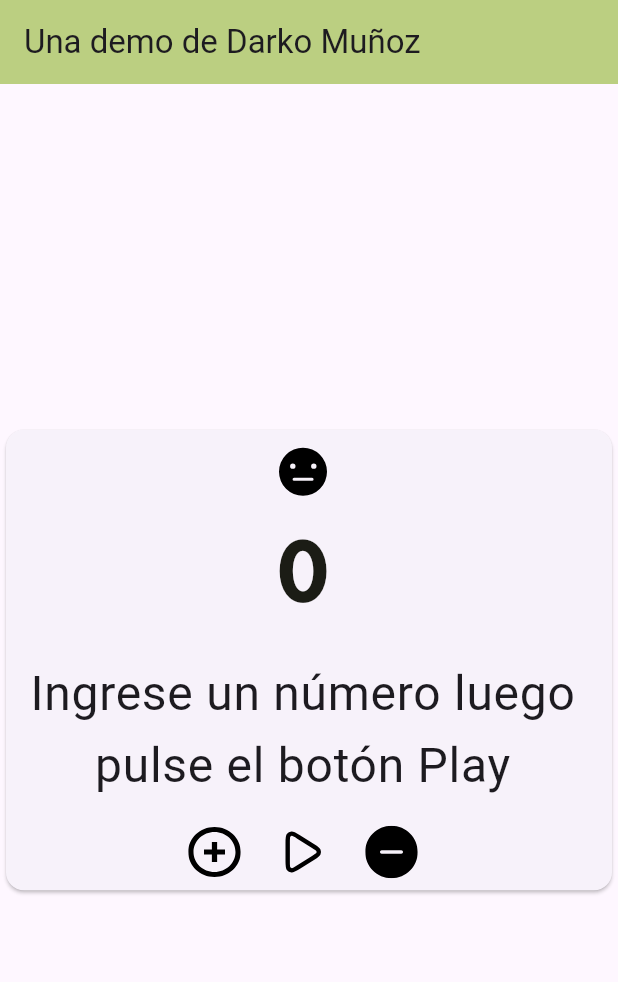
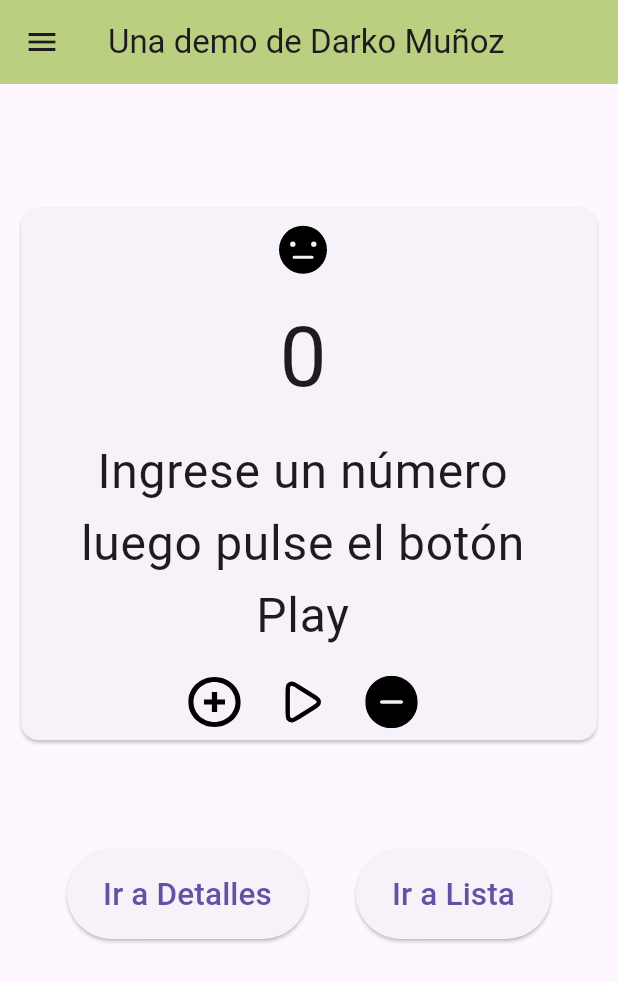
Before and after one commit to AbsoPrime/lab3-DispMov, a Flutter app: the screen it shows after launch, on a phone screen of 412 x 824 dp. Shown: the top 982 px of the screen. Run offline on Flutter 3.47's test engine with Material 3 defaults, Android fonts, the phone set to English and light mode, and no system bars; our stand-ins replace flutter_svg.

Commit message:
Lab6 Terminado
Incorpora todo lo necesario. 2 pantallas más, una con información, otra con información en una lista.

```diff
--- a/lab3_dispmovdarko/lib/main.dart
+++ b/lab3_dispmovdarko/lib/main.dart
@@ -1,5 +1,5 @@
 import 'package:flutter/material.dart';
-import 'pages/pantalla.dart';
+import 'pages/pantalla_principal.dart';
 
 void main() {
   runApp(const MiPantalla());
--- a/lab3_dispmovdarko/lib/pages/pantalla.dart
+++ /dev/null
@@ -1,202 +0,0 @@
-import 'package:flutter/material.dart';
-import 'package:flutter_svg/flutter_svg.dart';
-import 'package:flutter_svg/svg.dart';
-
-class MiPantalla extends StatelessWidget{
-
-  const MiPantalla({super.key});
-
-  @override
-  Widget build(BuildContext context) {
-    return MaterialApp(
-      title: 'Una demo de darko',
-      theme: ThemeData(
-        fontFamily: 'Custom',
-        colorScheme: ColorScheme.fromSeed(seedColor: const Color.fromRGBO(204, 255, 0, 0.5)),
-        useMaterial3: true,
-      ),
-      home: const MyHomePage(title: 'Flutter Demo Home Page'),
-    );
-  }
-
-}
-
-class MyHomePage extends StatefulWidget {
-  const MyHomePage({super.key, required this.title});
-
-  final String title;
-
-  @override
-  State<MyHomePage> createState() => _MiPantalla();
-}
-
-class _MiPantalla extends State<MyHomePage> {
-  int _counter = 0;
-  final String undoIcon = 'assets/icons/redoIcon2.svg';
-  final String plusIcon = 'assets/icons/plus.svg';
-  final String minusIcon = 'assets/icons/minus.svg';
-  final String playIcon = 'assets/icons/playIcon.svg';
-
-  final String happyIcon = 'assets/icons/happyFace.svg';
-  final String sadIcon = 'assets/icons/sadFace.svg';
-  final String neutralIcon = 'assets/icons/neutralFace.svg';
-  String statusIcon = 'assets/icons/neutralFace.svg';
-
-  String message = "Ingrese un número luego pulse el botón Play";
-
-  void _incrementCounter() {
-    setState(() {
-      _counter++;
-      if (_counter > 15){
-
-      }
-    });
-  }
-
-  void _decrementCounter() {
-    setState(() {
-      _counter--;
-    });
-  }
-
-  void _resetCounter() {
-    setState(() {
-      _counter = 0;
-    });
-  }
-
-  void _update(){
-    setState(() {
-      if (_counter == 10){
-        message = "Derrota";
-        statusIcon = sadIcon;
-      }
-      else if (_counter == 15){
-        message = "Victoria";
-        statusIcon = happyIcon;
-      }
-      else{
-        message = "Ingrese un número luego pulse el botón Play";
-        statusIcon = neutralIcon;
-      }
-    });
-  }
-
-  @override
-  Widget build(BuildContext context){
-    return MaterialApp(
-      home: Scaffold(
-        appBar: AppBar(
-            backgroundColor: Theme.of(context).colorScheme.inversePrimary,
-            title: const Text("Una demo de Darko Muñoz"),
-        ),
-        body: Center(
-          child: Card(
-            child: Column(
-              mainAxisSize: MainAxisSize.min,
-              children: <Widget>[
-                //Icono
-                ListTile(
-                  title: SvgPicture.asset(statusIcon)
-                ),
-                //Contador
-                ListTile(
-                  title: Text('$_counter',
-                        style: Theme.of(context).textTheme.headlineMedium,
-                        textAlign: TextAlign.center,
-                        textScaler: const TextScaler.linear(2)),
-                ),
-                //Mensaje
-                ListTile(
-                  title: Text(message,
-                    textAlign: TextAlign.center,
-                    textScaler: const TextScaler.linear(2)),
-                ),
-                //Botones
-                Row(
-                  mainAxisAlignment: MainAxisAlignment.center,
-                  children: <Widget>[
-                    IconButton(
-                      icon: SvgPicture.asset(plusIcon,
-                            width: 35,
-                            height: 35,),
-                      onPressed: () {_incrementCounter();},
-                    ),
-                    const SizedBox(width: 8),
-                    IconButton(
-                      icon: SvgPicture.asset(playIcon,
-                            width: 35,
-                            height: 35,),
-                      onPressed: () {_update();
-                                      _resetCounter();},
-                    ),
-                    const SizedBox(width: 8),
-                    IconButton(
-                      icon: SvgPicture.asset(minusIcon,
-                            width: 35,
-                            height: 35,),
-                      onPressed: () {_decrementCounter();},
-                    ),
-                    const SizedBox(width: 8),
-                  ],
-                ),
-              ]
-            )
-          )
-        )
-      )
-    );
-  }
-
-  /*
-  Widget build(BuildContext context) {
-      return Scaffold(
-      appBar: AppBar(
-        backgroundColor: Theme.of(context).colorScheme.inversePrimary,
-        title: const Text("Una demo de Darko Muñoz"),
-      ),
-      body: Center(
-
-
-          mainAxisAlignment: MainAxisAlignment.center,
-          children: <Widget>[
-            const Text(
-              'Has pulsado el botón ésta cantidad de pulsaciones:',
-            ),
-            Text(
-              '$_counter',
-              style: Theme.of(context).textTheme.headlineMedium,
-            ),
-          ],
-        ),
-      ),
-      persistentFooterButtons: <Widget>[
-        IconButton(
-          onPressed: _incrementCounter,
-          icon: SvgPicture.asset(plusIcon,
-          width: 35,
-          height: 35,)),
-        const SizedBox(width: 5),
-        IconButton(
-          onPressed: _decrementCounter,
-          icon: SvgPicture.asset(minusIcon)),
-      ],
-      floatingActionButton: Padding(
-        padding: const EdgeInsets.only(left: 30),
-        child: Row(
-          crossAxisAlignment: CrossAxisAlignment.end,
-          children: [
-            Expanded(child: Container()),
-            FloatingActionButton(
-              onPressed: _resetCounter,
-              tooltip: 'Reset',
-              child: SvgPicture.asset(undoIcon,
-              height: 35,
-              width: 35),
-            ),
-          ],
-        ),
-      )
-    );
-  }*/
-}
--- /dev/null
+++ b/lab3_dispmovdarko/lib/pages/pantalla_principal.dart
@@ -0,0 +1,354 @@
+// ignore_for_file: file_names
+
+import 'package:flutter/material.dart';
+import 'package:flutter_svg/flutter_svg.dart';
+import 'package:flutter_svg/svg.dart';
+
+int _counter = 0;
+const String undoIcon = 'assets/icons/redoIcon2.svg';
+const String plusIcon = 'assets/icons/plus.svg';
+const String minusIcon = 'assets/icons/minus.svg';
+const String playIcon = 'assets/icons/playIcon.svg';
+const String happyIcon = 'assets/icons/happyFace.svg';
+const String sadIcon = 'assets/icons/sadFace.svg';
+const String neutralIcon = 'assets/icons/neutralFace.svg';
+const String detailIcon = 'assets/icons/detailIcon.svg';
+const String listDetailIcon = 'assets/icons/listDetIcon.svg';
+
+String statusIcon = 'assets/icons/neutralFace.svg';
+String message = "Ingrese un número luego pulse el botón Play";
+
+const String textInfo = "Este es un programa hecho en Flutter y Dart,"
+" con un par de pantallas para navegar.";
+const String listInfo1 = " Un contador con botones";
+const String listInfo2 = " Un menú con detalles";
+const String listInfo3 = " Otro menú con detalles enlistados";
+
+String bullet = "\u2022";
+
+class MiPantalla extends StatelessWidget{
+
+  const MiPantalla({super.key});
+
+  @override
+  Widget build(BuildContext context) {
+    return MaterialApp(
+      title: 'Una demo de darko',
+      theme: ThemeData(
+        fontFamily: 'Custom',
+        colorScheme: ColorScheme.fromSeed(seedColor: const Color.fromRGBO(204, 255, 0, 0.5)),
+        useMaterial3: true,
+      ),
+      home: const MyHomePage(title: 'Flutter Demo Home Page'),
+
+    );
+  }
+
+}
+
+class MyHomePage extends StatefulWidget {
+  const MyHomePage({super.key, required this.title});
+
+  final String title;
+
+  @override
+  State<MyHomePage> createState() => _MiPantalla();
+}
+
+class _MiPantalla extends State<MyHomePage> {
+
+
+  void _incrementCounter() {
+    setState(() {
+      _counter++;
+      if (_counter > 15){
+
+      }
+    });
+  }
+
+  void _decrementCounter() {
+    setState(() {
+      _counter--;
+    });
+  }
+
+  void _resetCounter() {
+    setState(() {
+      _counter = 0;
+    });
+  }
+
+  void _toPage(int page){
+    setState(() {
+      switch (page){
+        case 1:
+          Navigator.push(context, MaterialPageRoute(builder: (context) => const Detail()));
+        break;
+        case 2:
+          Navigator.push(context, MaterialPageRoute(builder: (context) => const ListDetail()));
+        break;
+      }
+    });
+  }
+
+  void _update(){
+    setState(() {
+      if (_counter == 10){
+        message = "Derrota";
+        statusIcon = sadIcon;
+      }
+      else if (_counter == 15){
+        message = "Victoria";
+        statusIcon = happyIcon;
+      }
+      else{
+        message = "Ingrese un número luego pulse el botón Play";
+        statusIcon = neutralIcon;
+      }
+    });
+  }
+
+  @override
+  Widget build(BuildContext context){
+    return MaterialApp(
+      home: Scaffold(
+        appBar: AppBar(
+            backgroundColor: Theme.of(context).colorScheme.inversePrimary,
+            title: const Text("Una demo de Darko Muñoz", textAlign: TextAlign.start,),
+        ),
+        body: LayoutBuilder(
+          builder:(context, constraints) => ListView(
+            padding: const EdgeInsets.all(10),
+            children: <Widget>[
+              Container(
+                constraints: const BoxConstraints(
+                  minHeight: 500,
+                ),
+                child: Center(
+                  child: Card(
+                    child: Column(
+                      mainAxisSize: MainAxisSize.min,
+                      children: <Widget>[
+                        //Icono
+                        ListTile(
+                          title: SvgPicture.asset(statusIcon)
+                        ),
+                        //Contador
+                        ListTile(
+                          title: Text('$_counter',
+                                style: Theme.of(context).textTheme.headlineMedium,
+                                textAlign: TextAlign.center,
+                                textScaler: const TextScaler.linear(2)),
+                        ),
+                        //Mensaje
+                        ListTile(
+                          title: Text(message,
+                            textAlign: TextAlign.center,
+                            textScaler: const TextScaler.linear(2)),
+                        ),
+                        //Botones
+                        Row(
+                          mainAxisAlignment: MainAxisAlignment.center,
+                          children: <Widget>[
+                            IconButton(
+                              icon: SvgPicture.asset(plusIcon,
+                                    width: 35,
+                                    height: 35,),
+                              onPressed: () {_incrementCounter();},
+                            ),
+                            const SizedBox(width: 8),
+                            IconButton(
+                              icon: SvgPicture.asset(playIcon,
+                                    width: 35,
+                                    height: 35,),
+                              onPressed: () {_update();
+                                              _resetCounter();},
+                            ),
+                            const SizedBox(width: 8),
+                            IconButton(
+                              icon: SvgPicture.asset(minusIcon,
+                                    width: 35,
+                                    height: 35,),
+                              onPressed: () {_decrementCounter();},
+                            ),
+                            const SizedBox(width: 8),
+                          ],
+                        ),
+                      ]
+                    )
+                  )
+                ),
+              ),
+              Row(
+                mainAxisAlignment: MainAxisAlignment.center,
+                mainAxisSize: MainAxisSize.max,
+                children: <Widget>[
+                  ElevatedButton(
+                    style: ElevatedButton.styleFrom(
+                      foregroundColor: Theme.of(context).colorScheme.primary,
+                      minimumSize: const Size(102, 60)
+                    ),
+                    child: const Text(
+                      'Ir a Detalles',
+                      textScaler: TextScaler.linear(1.5),
+                      ),
+                    onPressed: (){_toPage(1);},
+                  ),
+                  const SizedBox(width: 32),
+                  ElevatedButton(
+                    style: ElevatedButton.styleFrom(
+                      foregroundColor: Theme.of(context).colorScheme.primary,
+                      minimumSize: const Size(102, 60)
+                    ),
+                    child: const Text(
+                      'Ir a Lista',
+                      textScaler: TextScaler.linear(1.5)
+                      ),
+                    onPressed: (){_toPage(2);},
+                  ),
+                ],
+              ),
+            ],
+          ),
+        ),
+        drawer: Drawer(
+          child: ListView(
+            padding: const EdgeInsets.all(0),
+            children: [
+              DrawerHeader(
+                decoration: BoxDecoration(
+                  color: Theme.of(context).colorScheme.inversePrimary,
+                ),
+                child: const Text('Menú', textDirection: TextDirection.rtl,),
+              ),
+              Card(
+                child: ListTile(
+                        title: const Text('Detalles'),
+                        onTap: () {_toPage(1);},
+                      ),
+              ),
+              Card(
+                child: ListTile(
+                      title: const Text('Lista de Detalles'),
+                      onTap: () {_toPage(2);},
+                    )
+              )
+            ]
+          )
+        ),
+      )
+    );
+  }
+}
+
+class Detail extends StatelessWidget{
+  const Detail({super.key});
+
+  @override
+  Widget build(BuildContext context){
+    return MaterialApp(
+      home: Scaffold(
+        appBar: AppBar(
+          backgroundColor: Theme.of(context).colorScheme.inversePrimary,
+          title: const Text("Detalles"),
+        ),
+        body: Column(
+          children: [
+            const SizedBox(height: 200),
+            const SizedBox(
+              width: 300,
+              height: 300,
+              child: Text(
+                textInfo,
+                textScaler: TextScaler.linear(2),
+                textAlign: TextAlign.center,
+              ),
+            ),
+            Expanded(child: ListView()),
+            ElevatedButton(
+              style: ElevatedButton.styleFrom(
+                  foregroundColor: Theme.of(context).colorScheme.primary,
+                  elevation: 1,
+                  minimumSize: const Size(100, 50)
+              ),
+              onPressed: () {Navigator.pop(context);},
+              child: const Text('Volver', textScaler: TextScaler.linear(1.5),),
+            ),
+            const SizedBox(height: 20)
+          ],
+        )
+      )
+    );
+  }
+}
+
+class ListDetail extends StatelessWidget{
+  const ListDetail({super.key});
+
+  @override
+  Widget build(BuildContext context){
+    return MaterialApp(
+      home: Scaffold(
+        appBar: AppBar(
+          backgroundColor: Theme.of(context).colorScheme.inversePrimary,
+          title: const Text("Lista de Detalles"),
+        ),
+        body: ListView(
+          children: <Widget>[
+            const SizedBox(height: 80),
+            UnconstrainedBox(
+              child: SizedBox(
+                width: 150,
+                height: 60,
+                child: ElevatedButton(
+                  style: ElevatedButton.styleFrom(
+                      foregroundColor: Theme.of(context).colorScheme.primary,
+                      elevation: 1,
+                  ),
+                  onPressed: () {Navigator.pop(context);},
+                  child: const Text('Volver', textScaler: TextScaler.linear(1.5),),
+                ),
+              ),
+            ),
+            const SizedBox(height: 50),
+            Text(
+              bullet + listInfo1,
+              textScaler: const TextScaler.linear(1.5),
+              textAlign: TextAlign.center,
+            ),
+            Text(
+              bullet + listInfo2,
+              textScaler: const TextScaler.linear(1.5),
+              textAlign: TextAlign.center,
+            ),
+            Text(
+              bullet + listInfo3,
+              textScaler: const TextScaler.linear(1.5),
+              textAlign: TextAlign.center,
+            ),
+          ],
+        )
+
+      )
+    );
+  }
+}
+
+/*
+Column(
+          children: [
+            const SizedBox(height: 50),
+            ElevatedButton(
+              style: ElevatedButton.styleFrom(
+                  foregroundColor: Theme.of(context).colorScheme.primary,
+                  elevation: 1,
+                  minimumSize: const Size(100, 50)
+              ),
+              onPressed: () {Navigator.pop(context);},
+              child: const Text('Volver', textScaler: TextScaler.linear(1.5),),
+            ),
+            const SizedBox(height: 50),
+          ],
+        )
+*/
```
Also changed, not shown: lab3_dispmovdarko/assets/icons/detailcon.svg (added), lab3_dispmovdarko/assets/icons/listDetIcon.svg (added), 1 other file.
